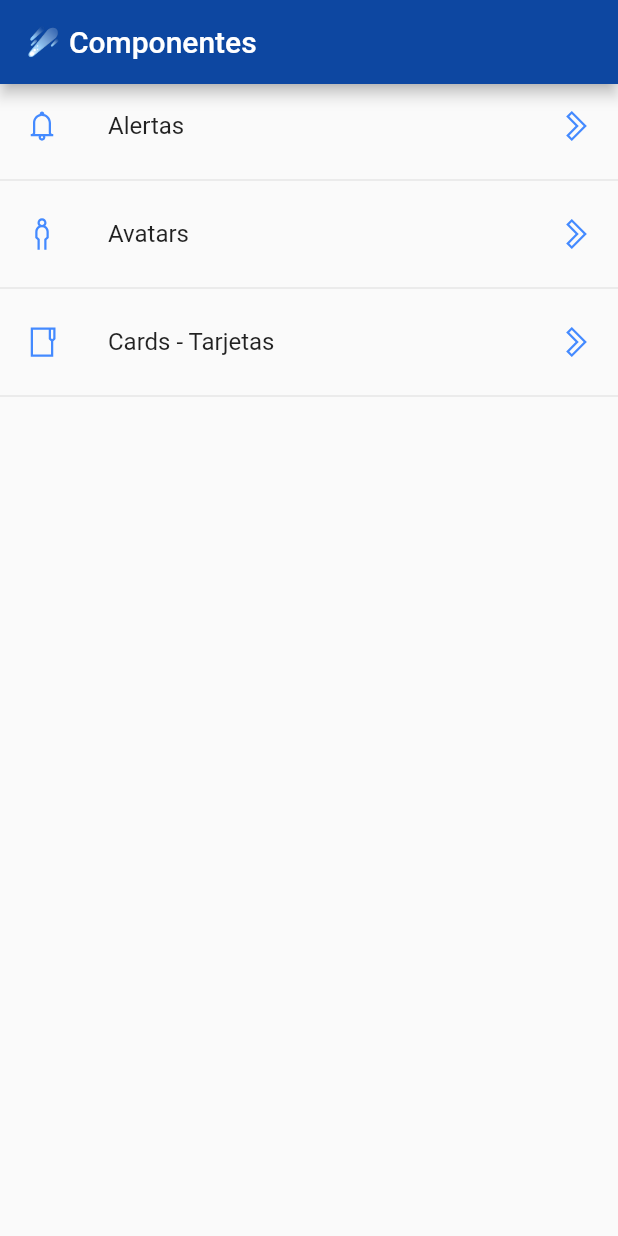
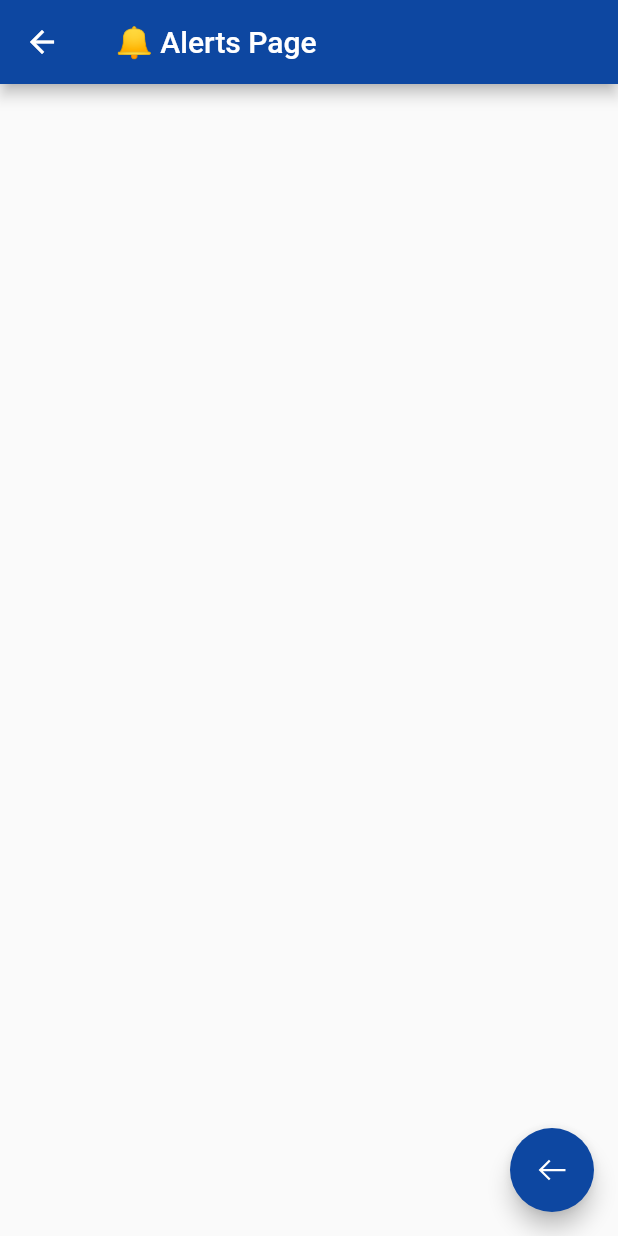
Before and after one commit to luisalbertmschz/Flutter-Components_AppV3, a Flutter app: the screen it shows after launch, after a tap on "Alertas", on a phone screen of 412 x 824 dp. Run offline on Flutter 3.47's test engine with Material 2 defaults, Android fonts, the phone set to English and light mode, and no system bars; our stand-ins replace line_icons.

Commit message:
🏳 Actulización adicional que quedó fuerga de Stage sobre Nav Estática.

```diff
--- /dev/null
+++ b/lib/src/pages/alerts_page.dart
@@ -0,0 +1,32 @@
+
+
+import 'package:flutter/material.dart';
+import 'package:line_icons/line_icons.dart';
+
+
+class AlertsPage extends StatelessWidget {
+
+
+  @override
+  Widget build(BuildContext context) {
+    return Scaffold(
+      appBar: AppBar(
+
+        title: Text(' 🔔 Alerts Page'),
+        backgroundColor: Colors.blue[900],
+
+      ),
+
+      floatingActionButton:  FloatingActionButton(
+
+        child: Icon(LineIcons.arrowLeft),
+        backgroundColor:Colors.blue[900] ,
+        onPressed: (){
+
+          Navigator.pop(context);
+        },
+      ),
+
+    );
+  }
+}
--- a/lib/src/pages/home_page.dart
+++ b/lib/src/pages/home_page.dart
@@ -1,3 +1,4 @@
+import 'package:components_app_v3/src/pages/alerts_page.dart';
 import 'package:components_app_v3/src/providers/menu_provider.dart';
 import 'package:components_app_v3/src/util/icon_string_util.dart';
 import 'package:flutter/material.dart';
@@ -32,7 +33,7 @@ return FutureBuilder(
    print(snapshot.data);
 
    return ListView(
-      children: _listaItems(snapshot.data),
+      children: _listaItems(snapshot.data, context),
      );
 
 
@@ -48,7 +49,7 @@ return FutureBuilder(
     // );
   }
 
-  List<Widget> _listaItems( List<dynamic> data) {
+  List<Widget> _listaItems( List<dynamic> data, BuildContext context) {
 
     final List<Widget> opciones = [];
 
@@ -59,7 +60,17 @@ return FutureBuilder(
         title: Text( opt['texto']),
         leading: getIcon(opt['icon']),
         trailing: Icon(LineIcons.chevronRight, color: Colors.blueAccent),
-        onTap:  (){ },
+        onTap:  (){
+
+            final route = MaterialPageRoute(
+              builder: (context)=> AlertsPage()
+
+            );
+
+            Navigator.push(context, route);
+
+
+        },
 
 
 
```
